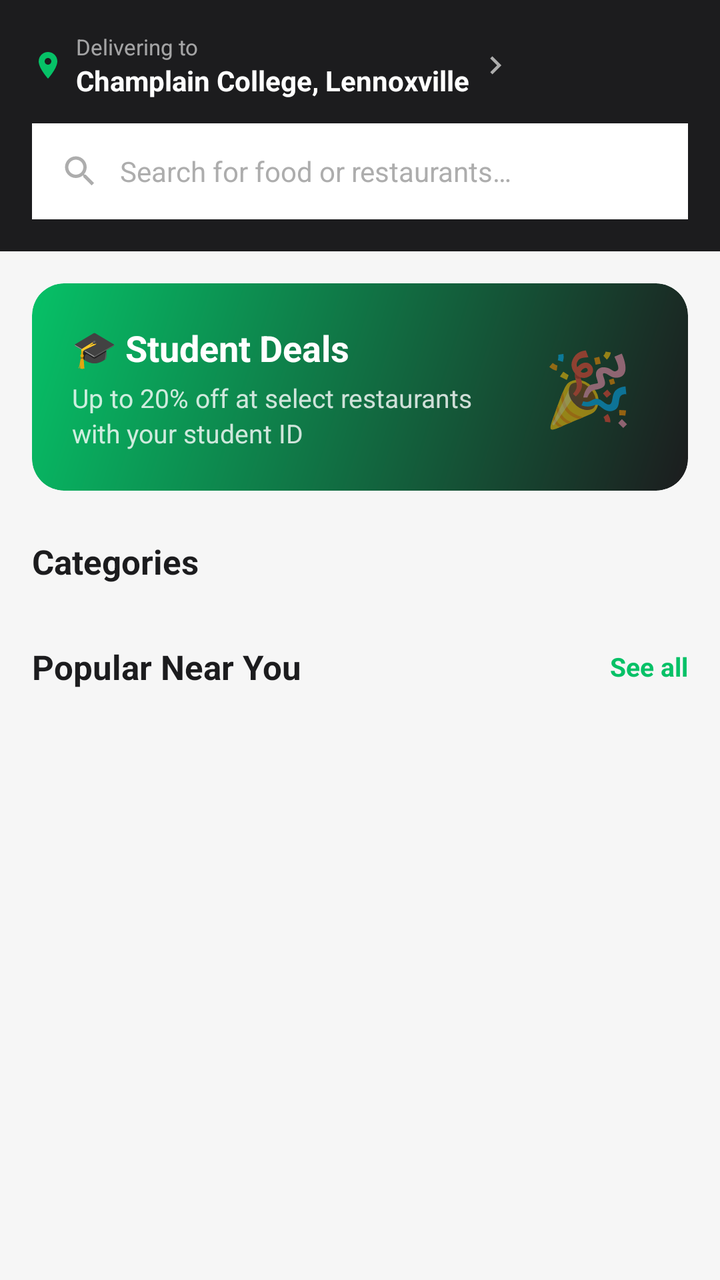
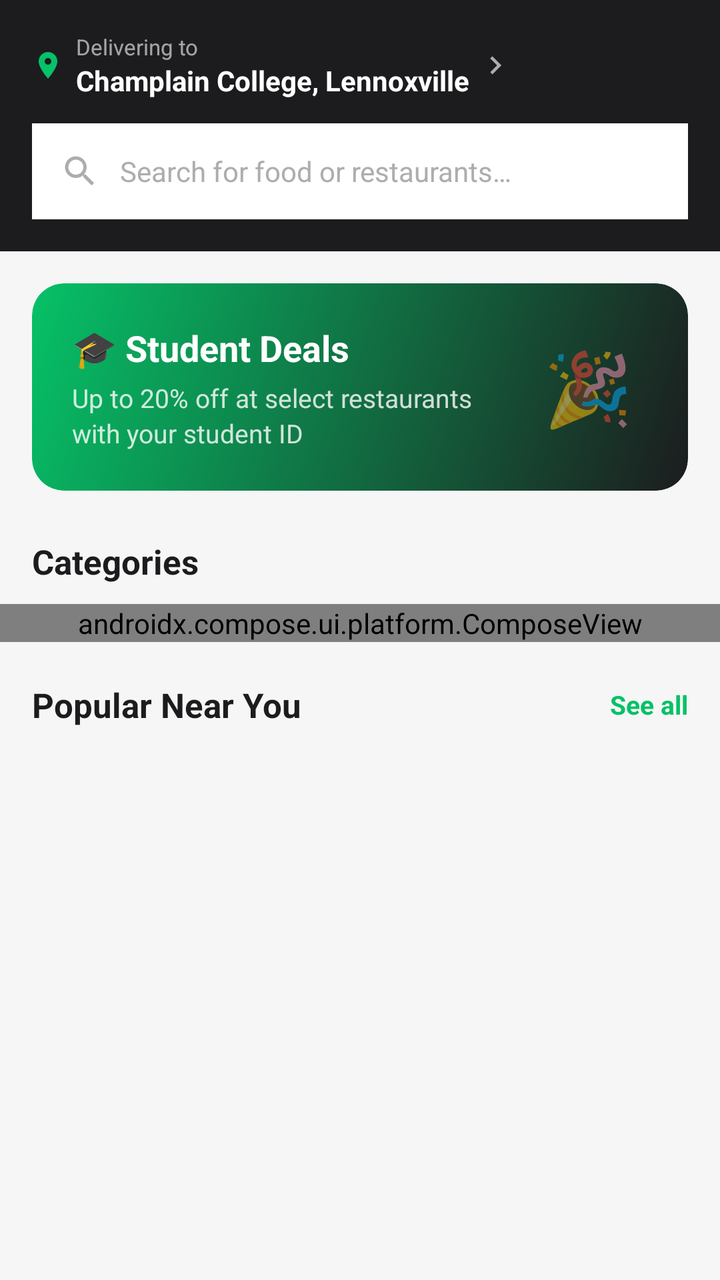

The first picture is an Android layout as it rendered before a commit; the second is the same layout after the commit. The layout source and the unified diff follow.
<!-- AndroidManifest.xml: application theme Theme.ChamplainEats -->
<!-- res/layout/fragment_home.xml -->
<?xml version="1.0" encoding="utf-8"?>
<LinearLayout xmlns:android="http://schemas.android.com/apk/res/android"
    xmlns:app="http://schemas.android.com/apk/res-auto"
    android:layout_width="match_parent"
    android:layout_height="match_parent"
    android:background="@color/background"
    android:orientation="vertical">

    
    <LinearLayout
        android:layout_width="match_parent"
        android:layout_height="wrap_content"
        android:background="@color/primary"
        android:paddingStart="16dp"
        android:paddingEnd="16dp"
        android:paddingTop="16dp"
        android:paddingBottom="16dp"
        android:orientation="vertical">

        
        <LinearLayout
            android:layout_width="wrap_content"
            android:layout_height="wrap_content"
            android:orientation="horizontal"
            android:gravity="center_vertical"
            android:layout_marginBottom="12dp">
            <ImageView
                android:layout_width="16dp"
                android:layout_height="16dp"
                android:src="@drawable/ic_location"
                android:contentDescription="Location"/>
            <LinearLayout android:layout_width="wrap_content" android:layout_height="wrap_content"
                android:orientation="vertical" android:layout_marginStart="6dp">
                <TextView android:layout_width="wrap_content" android:layout_height="wrap_content"
                    android:text="Delivering to"
                    android:textColor="#99FFFFFF" android:textSize="11sp"/>
                <TextView android:layout_width="wrap_content" android:layout_height="wrap_content"
                    android:text="Champlain College, Lennoxville"
                    android:textColor="@color/white" android:textSize="14sp" android:textStyle="bold"/>
            </LinearLayout>
            <ImageView android:layout_width="18dp" android:layout_height="18dp"
                android:src="@drawable/ic_chevron" android:layout_marginStart="4dp"
                android:contentDescription="Change address"/>
        </LinearLayout>

        
        <LinearLayout
            android:layout_width="match_parent"
            android:layout_height="48dp"
            android:background="@color/white"
            android:orientation="horizontal"
            android:gravity="center_vertical"
            android:paddingStart="14dp"
            android:paddingEnd="14dp">
            <ImageView android:layout_width="20dp" android:layout_height="20dp"
                android:src="@drawable/ic_search" android:contentDescription="Search"/>
            <EditText
                android:id="@+id/et_search"
                android:layout_width="0dp"
                android:layout_height="match_parent"
                android:layout_weight="1"
                android:background="@android:color/transparent"
                android:hint="Search for food or restaurants…"
                android:inputType="text"
                android:textSize="14sp"
                android:textColorHint="#ADADAD"
                android:paddingStart="10dp"
                android:paddingEnd="10dp"
                android:imeOptions="actionSearch"
                android:singleLine="true"/>
        </LinearLayout>
    </LinearLayout>

    
    <ScrollView
        android:layout_width="match_parent"
        android:layout_height="match_parent"
        android:fillViewport="true">

        <LinearLayout
            android:layout_width="match_parent"
            android:layout_height="wrap_content"
            android:orientation="vertical"
            android:paddingBottom="20dp">

            
            <androidx.cardview.widget.CardView
                android:layout_width="match_parent"
                android:layout_height="wrap_content"
                android:layout_marginStart="16dp"
                android:layout_marginEnd="16dp"
                android:layout_marginTop="16dp"
                android:layout_marginBottom="4dp"
                app:cardCornerRadius="16dp"
                app:cardElevation="0dp">
                <LinearLayout
                    android:layout_width="match_parent"
                    android:layout_height="wrap_content"
                    android:background="@drawable/bg_hero"
                    android:orientation="horizontal"
                    android:padding="20dp"
                    android:gravity="center_vertical">
                    <LinearLayout android:layout_width="0dp" android:layout_height="wrap_content"
                        android:layout_weight="1" android:orientation="vertical">
                        <TextView android:layout_width="wrap_content" android:layout_height="wrap_content"
                            android:text="🎓 Student Deals" android:textColor="@color/white"
                            android:textSize="18sp" android:textStyle="bold"/>
                        <TextView android:layout_width="wrap_content" android:layout_height="wrap_content"
                            android:text="Up to 20% off at select restaurants"
                            android:textColor="#CCFFFFFF" android:textSize="13sp" android:layout_marginTop="4dp"/>
                        <TextView android:layout_width="wrap_content" android:layout_height="wrap_content"
                            android:text="with your student ID"
                            android:textColor="#CCFFFFFF" android:textSize="13sp"/>
                    </LinearLayout>
                    <TextView android:layout_width="60dp" android:layout_height="60dp"
                        android:gravity="center" android:text="🎉" android:textSize="36sp"/>
                </LinearLayout>
            </androidx.cardview.widget.CardView>

            
            <TextView android:layout_width="wrap_content" android:layout_height="wrap_content"
                android:text="Categories"
                android:textSize="17sp" android:textStyle="bold"
                android:textColor="@color/text_primary"
                android:layout_marginStart="16dp"
                android:layout_marginTop="20dp"
                android:layout_marginBottom="10dp"/>

            <HorizontalScrollView
                android:layout_width="match_parent"
                android:layout_height="wrap_content"
                android:scrollbars="none"
                android:paddingStart="16dp"
                android:paddingEnd="16dp"
                android:layout_marginBottom="20dp">
                <LinearLayout
                    android:id="@+id/chip_container"
                    android:layout_width="wrap_content"
                    android:layout_height="wrap_content"
                    android:orientation="horizontal"/>
            </HorizontalScrollView>

            
            <LinearLayout android:layout_width="match_parent" android:layout_height="wrap_content"
                android:orientation="horizontal" android:gravity="center_vertical"
                android:paddingStart="16dp" android:paddingEnd="16dp" android:layout_marginBottom="12dp">
                <TextView android:layout_width="0dp" android:layout_height="wrap_content"
                    android:layout_weight="1"
                    android:text="Popular Near You"
                    android:textSize="17sp" android:textStyle="bold"
                    android:textColor="@color/text_primary"/>
                <TextView android:layout_width="wrap_content" android:layout_height="wrap_content"
                    android:text="See all" android:textColor="@color/green"
                    android:textSize="13sp" android:textStyle="bold"/>
            </LinearLayout>

            
            <androidx.recyclerview.widget.RecyclerView
                android:id="@+id/rv_restaurants"
                android:layout_width="match_parent"
                android:layout_height="wrap_content"
                android:paddingStart="16dp"
                android:paddingEnd="16dp"
                android:nestedScrollingEnabled="false"/>
        </LinearLayout>
    </ScrollView>
</LinearLayout>
<!-- resources referenced by this layout -->
<resources>
  <color name="background">#F6F6F6</color>
  <color name="green">#06C167</color>
  <color name="primary">#1C1C1E</color>
  <color name="text_primary">#1C1C1E</color>
  <color name="white">#FFFFFF</color>
  <!-- drawable bg_hero (drawable) -->
  <?xml version="1.0" encoding="utf-8"?>
  <shape xmlns:android="http://schemas.android.com/apk/res/android" android:shape="rectangle">
      <gradient android:startColor="#1C1C1E" android:endColor="#06C167" android:angle="135"/>
      <corners android:radius="16dp"/>
  </shape>
  <!-- drawable ic_chevron (drawable) -->
  <vector xmlns:android="http://schemas.android.com/apk/res/android" android:width="18dp" android:height="18dp" android:viewportWidth="24" android:viewportHeight="24">
      <path android:fillColor="#ADADAD" android:pathData="M10,6L8.59,7.41 13.17,12l-4.58,4.59L10,18l6,-6z"/>
  </vector>
  <!-- drawable ic_location (drawable) -->
  <vector xmlns:android="http://schemas.android.com/apk/res/android" android:width="16dp" android:height="16dp" android:viewportWidth="24" android:viewportHeight="24">
      <path android:fillColor="#06C167" android:pathData="M12,2C8.13,2 5,5.13 5,9c0,5.25 7,13 7,13s7,-7.75 7,-13c0,-3.87 -3.13,-7 -7,-7zM12,11.5c-1.38,0 -2.5,-1.12 -2.5,-2.5s1.12,-2.5 2.5,-2.5 2.5,1.12 2.5,2.5 -1.12,2.5 -2.5,2.5z"/>
  </vector>
  <!-- drawable ic_search (drawable) -->
  <vector xmlns:android="http://schemas.android.com/apk/res/android" android:width="20dp" android:height="20dp" android:viewportWidth="24" android:viewportHeight="24">
      <path android:fillColor="#ADADAD" android:pathData="M15.5,14h-0.79l-0.28,-0.27C15.41,12.59 16,11.11 16,9.5 16,5.91 13.09,3 9.5,3S3,5.91 3,9.5 5.91,16 9.5,16c1.61,0 3.09,-0.59 4.23,-1.57l0.27,0.28v0.79l5,4.99L20.49,19l-4.99,-5zM9.5,14C7.01,14 5,11.99 5,9.5S7.01,5 9.5,5 14,7.01 14,9.5 11.99,14 9.5,14z"/>
  </vector>
  <style name="Theme.ChamplainEats" parent="Theme.MaterialComponents.Light.NoActionBar">
          <item name="colorPrimary">@color/primary</item>
          <item name="colorPrimaryDark">@color/primary_dark</item>
          <item name="colorAccent">@color/accent</item>
          <item name="android:statusBarColor">@color/primary</item>
          <item name="android:navigationBarColor">@color/white</item>
          <item name="android:windowBackground">@color/background</item>
          <item name="android:fontFamily">sans-serif</item>
      </style>
  <color name="primary_dark">#000000</color>
  <color name="accent">#06C167</color>
</resources>

<!-- the commit's change to res/layout/fragment_home.xml (unified diff, before → after) -->
@@ -126,19 +126,11 @@
                 android:layout_marginTop="20dp"
                 android:layout_marginBottom="10dp"/>
 
-            <HorizontalScrollView
+            <androidx.compose.ui.platform.ComposeView
+                android:id="@+id/compose_categories"
                 android:layout_width="match_parent"
                 android:layout_height="wrap_content"
-                android:scrollbars="none"
-                android:paddingStart="16dp"
-                android:paddingEnd="16dp"
-                android:layout_marginBottom="20dp">
-                <LinearLayout
-                    android:id="@+id/chip_container"
-                    android:layout_width="wrap_content"
-                    android:layout_height="wrap_content"
-                    android:orientation="horizontal"/>
-            </HorizontalScrollView>
+                android:layout_marginBottom="20dp" />
 
             
             <LinearLayout android:layout_width="match_parent" android:layout_height="wrap_content"
